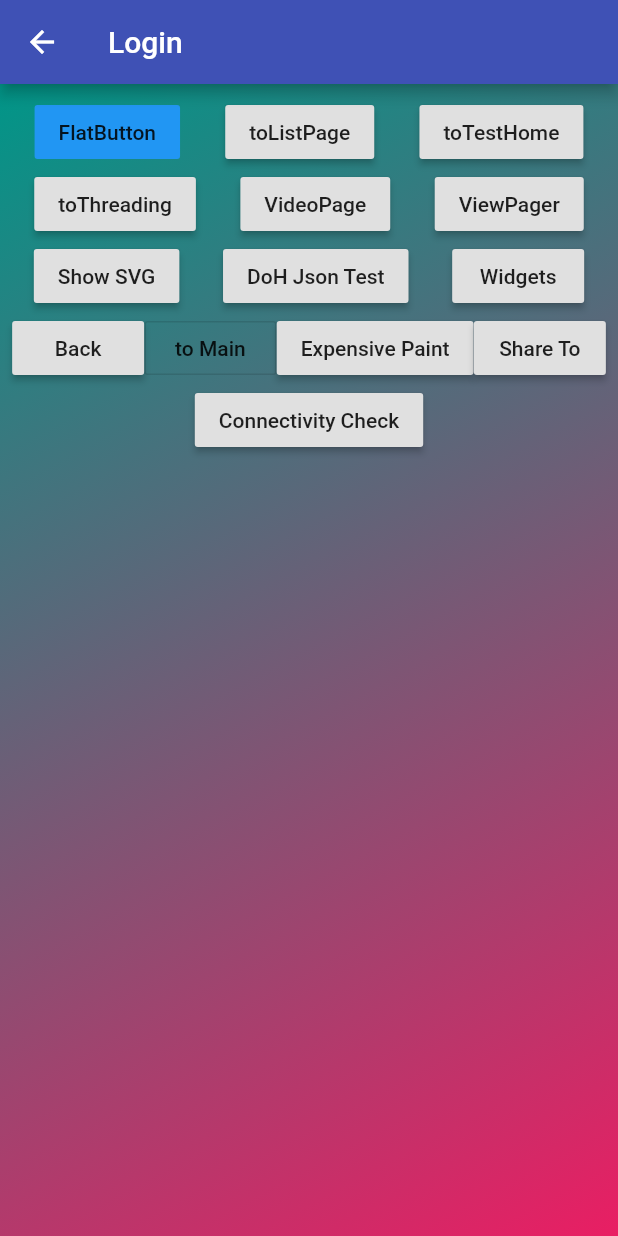
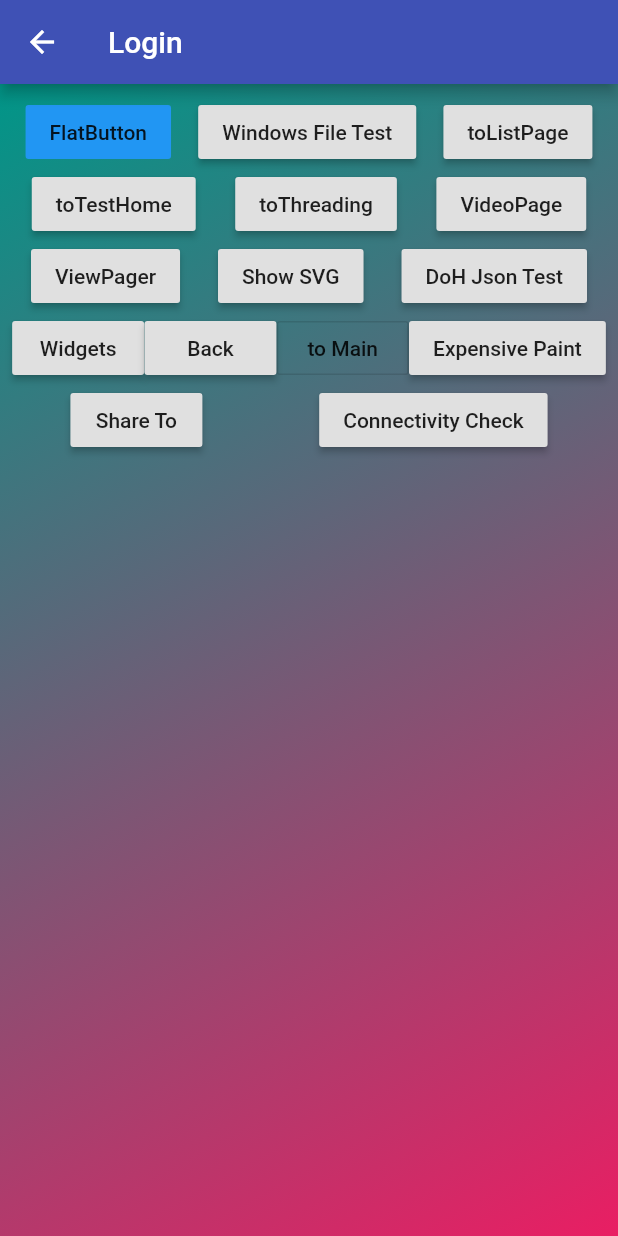
Before and after one commit to inpot/FlutterPractice, a Flutter app: the LoginPage screen opened directly, on a phone screen of 412 x 824 dp. Run offline on Flutter 3.47's test engine with Material 2 defaults, Android fonts, the phone set to English and light mode, and no system bars; our stand-ins replace cached_network_image, connectivity, csslib, dio, share, toast and 1 more; project files that could hold a hidden picture were left out.

Commit message:
add windows write

```diff
--- a/lib/login.dart
+++ b/lib/login.dart
@@ -70,6 +70,21 @@ The GitHub project suggests Fuchsia can run on many platforms, from embedded sys
                 color: Colors.blue,
                 colorBrightness: Brightness.light,
                 splashColor: Colors.indigo,
+              ),
+              RaisedButton(
+                child: Text("Windows File Test"),
+                onPressed: () async {
+                  print("flatbutton");
+                  var file = File("G:\\work\\test1\\build\\windows\\x64\\Debug\\Runner\\test.txt");
+                  if(await file.exists()){
+                      await file.delete();
+                  }
+                  await file.create();
+                  await file.writeAsString("test content");
+                 var success = await file.exists() ;
+                 print("write success $success");
+
+                },
               ),
               RaisedButton(
                 child: Text("toListPage"),
```
